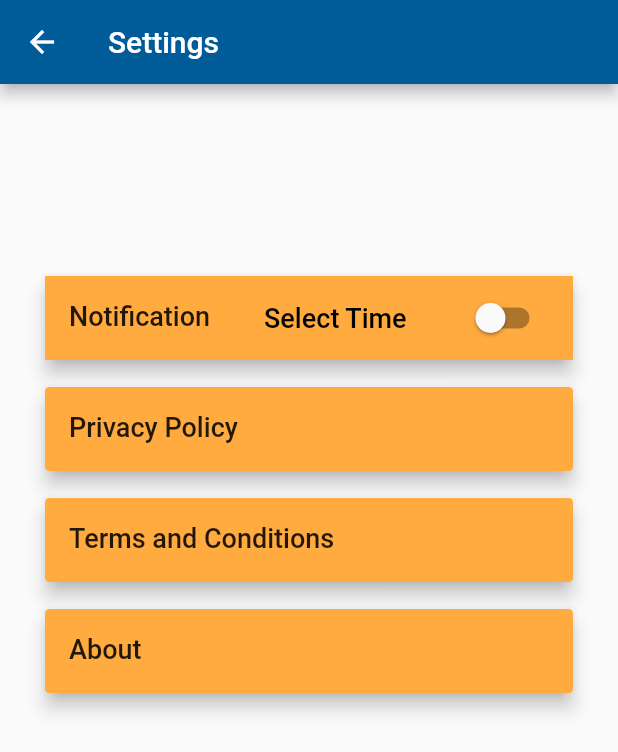
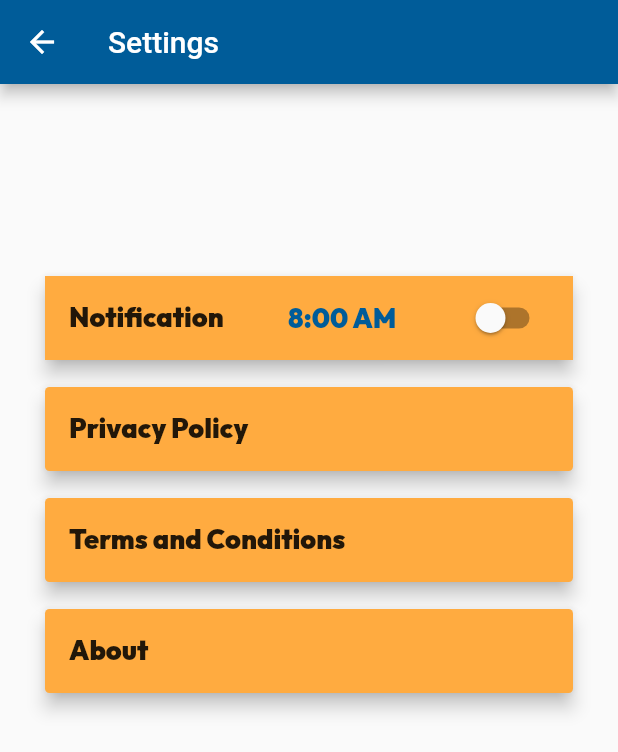
Before and after one commit to Harlygrg/money-manager-app25-11-2021, a Flutter app: the screen it shows after launch, after a tap on the "settings" icon, on a phone screen of 412 x 824 dp. Shown: the top 752 px of the screen. Run offline on Flutter 3.47's test engine with Material 2 defaults, Android fonts, the light colour scheme and no system bars; our stand-ins replace flutter_datetime_picker, flutter_local_notifications, flutter_native_timezone, hive, hive_flutter, pie_chart and 3 more; accounts and stored records are empty.

Commit message:
progressive bar done, notification done, fonts changed

```diff
--- a/lib/widgetsUI/custom_widgets.dart
+++ b/lib/widgetsUI/custom_widgets.dart
@@ -1,4 +1,6 @@
 
+
+import 'dart:ui';
 
 import 'package:flutter/cupertino.dart';
 import 'package:flutter/material.dart';
@@ -154,13 +156,16 @@ Widget listTileCard({
       borderRadius: BorderRadius.circular(3.0),
     ),
     child: ListTile(
-      leading: Text(leading,style: TextStyle(fontSize: leadingFontSize,fontFamily: "Roboto"),),
-      title: Text(title,style: TextStyle(fontFamily: "Roboto",),),
+      leading: Text(leading,style: TextStyle(fontSize: leadingFontSize,
+          fontFamily: "Outfit",fontWeight: FontWeight.w900),),
+      title: Text(title,style: TextStyle(fontFamily: "Outfit",
+          fontWeight: FontWeight.w900),),
       trailing: Text(
         trailing,
         style: TextStyle(
             color: trailingTextColor,
-            fontSize:trailingFontSize ),),
+            fontSize:trailingFontSize,fontFamily: "Outfit",
+            fontWeight: FontWeight.w900 ),),
 
       onTap: onTap,
       onLongPress: onLongTap,
--- a/lib/widgetsUI/overview_page.dart
+++ b/lib/widgetsUI/overview_page.dart
@@ -1,5 +1,6 @@
 
 import 'dart:ui';
+import 'package:flutter/cupertino.dart';
 import 'package:flutter/material.dart';
 import 'package:money_manager_app/actions/data_model.dart';
 import 'package:money_manager_app/widgetsUI/custom_widgets.dart';
@@ -22,6 +23,7 @@ List<String> incCategories=[];
 List<String> expCategories=[];
 List<double> allAmounts=[];
 List<String> allCategories=[];
+double prgInd =0;
 //List<double>totalAmountsList=[];
 
   Map<String,double> incExpCatWiseDatas({required bool isIncome}){
@@ -69,7 +71,10 @@ double balance(){
     return balance;
 }
 
-
+double progresIndicatorVal (){
+  prgInd = (totalAmouns(isIncome: true) -totalAmouns(isIncome: false))/totalAmouns(isIncome: true);
+  return prgInd;
+}
 
   @override
 void initState() {
@@ -99,6 +104,7 @@ void initState() {
     required String titleText,
     required String amount,
     required final Color trailingTextColor,
+    FontWeight fontWeight= FontWeight.bold,
     String fontFamily ="ArchitectsDaughter"
   }){
     return Padding(
@@ -108,11 +114,11 @@ void initState() {
         children: [
           incomeExpenseBalanceText(
             text: titleText,color: Colors.black,
-            fontSize: 17,fontFamily: fontFamily,
+            fontSize: 17,fontFamily: fontFamily,fontWeight: fontWeight
           ),
           incomeExpenseBalanceText(
               text: amount,color: trailingTextColor,fontSize: 17,
-              fontFamily: fontFamily,fontWeight: FontWeight.bold
+              fontFamily: fontFamily,fontWeight: fontWeight
           ),
         ],
       ),
@@ -135,6 +141,17 @@ void initState() {
           Divider(color: Color(0xff005c99),),
           totalIncomeAndExpenseBalanceTile(titleText: "Balance", amount: "${balance()}",
               trailingTextColor: balance()>0?Colors.green:Colors.red
+          ),
+          SizedBox(width: MediaQuery.of(context).size.width*.9,
+            child: ClipRRect(
+              borderRadius: BorderRadius.all(Radius.circular(3)),
+              child: LinearProgressIndicator(
+                backgroundColor: Colors.red,
+                valueColor: AlwaysStoppedAnimation(Colors.green),
+                minHeight: 8,
+                value:progresIndicatorVal(),
+              ),
+            ),
           ),
 
           divider(height: 10),
@@ -171,10 +188,11 @@ void initState() {
 
                       return totalIncomeAndExpenseBalanceTile(
                           titleText: category,
+                          fontWeight: FontWeight.w900,
                           amount: amount.toString(),
                           trailingTextColor: position<incCategories.length ?
                           Colors.green:Colors.red,
-                          fontFamily: "Roboto"
+                          fontFamily: "Outfit"
                       );
                     }, separatorBuilder: (BuildContext context, int index) {
                     return Divider(color: Color(0xff66b3ff),
--- a/lib/widgetsUI/settings_page.dart
+++ b/lib/widgetsUI/settings_page.dart
@@ -16,7 +16,6 @@ class Setting extends StatefulWidget {
 
 class _SettingState extends State<Setting> {
   bool isSwitched =false;
-  String buttonText= "SelectTime";
   TimeOfDay? picked;
   TimeOfDay notificationTime = TimeOfDay.now();
   int hr =0;
@@ -27,8 +26,9 @@ class _SettingState extends State<Setting> {
     if(picked!=null){
       setState(() {
         _selectedTime =picked!.format(context);
-        buttonText=_selectedTime;
         notificationTime=picked!;
+        hr =notificationTime.hour;
+        mn =notificationTime.minute;
 
       });
     }
@@ -66,7 +66,9 @@ class _SettingState extends State<Setting> {
                 borderRadius: BorderRadius.circular(3.0)),
                   child: ListTile(
                     leading: Text("Notification",
-                      style:TextStyle(fontSize: 18) ,),
+                      style:TextStyle(fontSize: 18,
+                          fontFamily:  "Outfit",
+                      fontWeight: FontWeight.w900) ,),
                     tileColor: Colors.orangeAccent,
                     title: TextButton(
                         onPressed: (){
@@ -76,25 +78,26 @@ class _SettingState extends State<Setting> {
                           });
                         },
                       child:
-                        Text(buttonText,
-                          style: TextStyle(color: Colors.black,fontSize: 18),),
+                        Text(_selectedTime,
+                          style: TextStyle(color: Color(0xff005c99),fontSize: 18,
+                              fontFamily:  "Outfit",
+                              fontWeight: FontWeight.w900),),
                     ) ,
                     trailing:Switch(
                       value: isSwitched,
                       onChanged: (bool value) {
+                        print("------------#####  $_selectedTime");
                         saveSettingsPageDataToStorage(context);
-                        getSavedDataSettingsPage(context);
+                        //getSavedDataSettingsPage(context);
                         setState(() {
-                          buttonText =_selectedTime;
                           isSwitched =value;
-                          hr =notificationTime.hour;
-                          mn =notificationTime.minute;
+
+                          print("%%%%%% hour default: $hr, min defalult : $mn");
                           if(isSwitched){
-
                             NotificationApi.showScheduledNotification(
                                 scheduledTime: Time(hr,mn),
-                                title: "Harly George",
-                                body: "Hi I got it",
+                                title: "Money Manager reminder",
+                                body: "Don't forget to add your spending for today!",
                                 payload: 'HomePage'
                             );
                           }
@@ -160,17 +163,15 @@ class _SettingState extends State<Setting> {
     print("$savedValue got from database ----------------");
     print("$savedHour hour got from database ----------------");
     print("$savedMinute minute got from database ----------------");
-  if(isSwitched==true){
+
     if(savedHour!>12){
-      buttonText = "${savedHour-12}:$savedMinute PM";
+      _selectedTime = "${savedHour-12}:$savedMinute PM";
     }
     else{
-      buttonText = "$savedHour:$savedMinute AM";
+      _selectedTime = "$savedHour:$savedMinute AM";
     }
-  }
-  else{
-    buttonText ="Select Time";
-  }
+
+
     if(savedHour!=hr && savedMinute!=mn){
       hr = savedHour!;
       mn =savedMinute!;
--- a/lib/widgetsUI/transactions_page.dart
+++ b/lib/widgetsUI/transactions_page.dart
@@ -538,8 +538,8 @@ DateTime _startDate =now;
                           }, separatorBuilder: (BuildContext context, int index)
                         {
                           return    Divider(
-                            thickness: 2.5,
-                            color: Color(0xffccccff),
+                            thickness: 1.5,
+                            color: Color(0xff0000FF),
                           );
                         },
                         );
--- a/pubspec.yaml
+++ b/pubspec.yaml
@@ -102,6 +102,9 @@ flutter:
     - family: PermanentMarker
       fonts:
         - asset: AssetFonts/PermanentMarker-Regular.ttf
+    - family: Outfit
+      fonts:
+        - asset: AssetFonts/Outfit-VariableFont_wght.ttf
   #     fonts:
   #       - asset: fonts/TrajanPro.ttf
   #       - asset: fonts/TrajanPro_Bold.ttf
```
Also changed, not shown: 1 other file.
